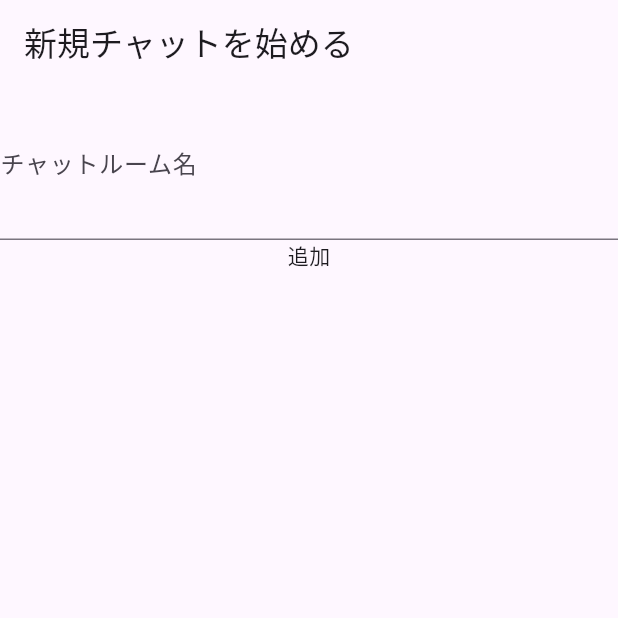
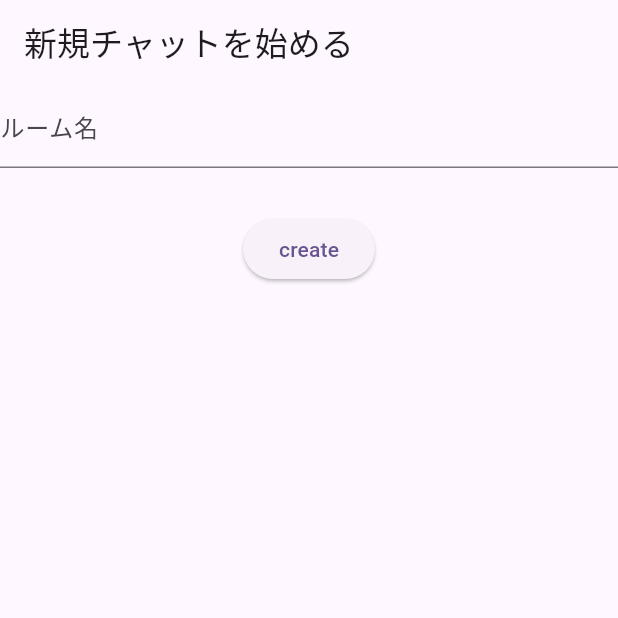
Before and after one commit to naoya25/flutter_chat_app, a Flutter app: the AddRoomPage screen opened by its route, on a phone screen of 412 x 824 dp, the top half of it. Run offline on Flutter 3.47's test engine with Material 3 defaults, Android fonts, the phone set to English and light mode, and no system bars; our stand-ins replace cloud_firestore, firebase_analytics, firebase_auth, firebase_core, flutter_chat_types, flutter_chat_ui and 7 more; missing offline and left inert: ulid; accounts and stored records are empty; generated files the repository leaves out were written again; statements that could not run were skipped.

Commit message:
add チャット追加機能

```diff
--- /dev/null
+++ b/lib/components/add_room_text_field.dart
@@ -0,0 +1,29 @@
+import 'package:flutter/material.dart';
+import 'package:flutter_hooks/flutter_hooks.dart';
+
+class AddRoomTextField extends HookWidget {
+  final Future<void> Function(String) onSubmit;
+  const AddRoomTextField({required this.onSubmit, super.key});
+
+  @override
+  Widget build(BuildContext context) {
+    final roomNameController = useTextEditingController();
+    return Column(
+      children: [
+        TextFormField(
+          controller: roomNameController,
+          decoration: const InputDecoration(
+            labelText: 'ルーム名',
+          ),
+        ),
+        const SizedBox(height: 30),
+        ElevatedButton(
+          onPressed: () {
+            onSubmit(roomNameController.text);
+          },
+          child: const Text('create'),
+        ),
+      ],
+    );
+  }
+}
--- a/lib/pages/add_room_page.dart
+++ b/lib/pages/add_room_page.dart
@@ -1,10 +1,13 @@
 import 'package:flutter/material.dart';
+import 'package:flutter_riverpod/flutter_riverpod.dart';
+import 'package:my_chat_app/components/add_room_text_field.dart';
+import 'package:my_chat_app/providers/chat_rooms.dart';
 
-class AddRoomPage extends StatelessWidget {
+class AddRoomPage extends ConsumerWidget {
   const AddRoomPage({super.key});
 
   @override
-  Widget build(BuildContext context) {
+  Widget build(BuildContext context, WidgetRef ref) {
     return Scaffold(
       appBar: AppBar(
         title: const Text('新規チャットを始める'),
@@ -12,13 +15,14 @@ class AddRoomPage extends StatelessWidget {
       body: Center(
         child: Column(
           children: [
-            TextFormField(
-              decoration: const InputDecoration(labelText: 'チャットルーム名'),
-              keyboardType: TextInputType.multiline,
-              maxLines: 3,
-              onChanged: (String value) {},
+            AddRoomTextField(
+              onSubmit: (String roomName) async {
+                final notifier = ref.read(chatRoomsNotifierProvider.notifier);
+                await notifier.postChatRoom(roomName);
+                if (!context.mounted) return;
+                Navigator.of(context).pop();
+              },
             ),
-            const Text('追加'),
           ],
         ),
       ),
--- a/pubspec.yaml
+++ b/pubspec.yaml
@@ -29,6 +29,7 @@ dependencies:
   flutter_chat_types: ^3.6.2
   flutter_chat_ui: ^1.6.14
   ulid: ^2.0.0
+  flutter_hooks: ^0.20.5
 
 dev_dependencies:
   flutter_test:
```
Also changed, not shown: lib/models/room_model.dart (added, +14 -0 lines), lib/pages/chat_page.dart (+7 -6 lines), lib/pages/home_page.dart (+5 -6 lines), lib/providers/chat_rooms.dart (+9 -3 lines), lib/providers/chats.dart (+4 -4 lines), lib/models/room_model.freezed.dart (added), lib/models/room_model.g.dart (added), lib/providers/chat_rooms.g.dart, lib/providers/chats.g.dart, pubspec.lock.
